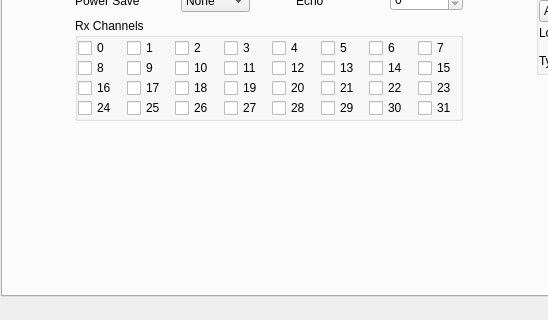
Before: the Qt Designer form fpga/test_fpga/mainwindow.ui in 15903016222/Voice, drawn with Qt 5; both pictures show x 0 to 548 and y 280 to 600 of the 800 by 600 pixel window.
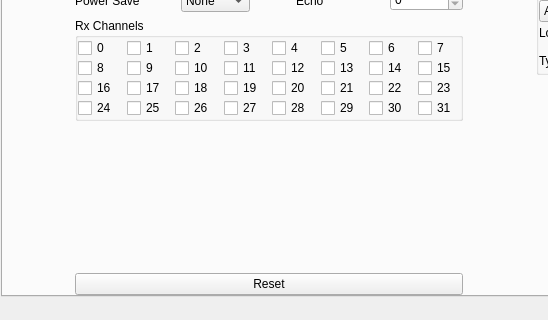
After: the same form once the commit is applied.

```diff
--- a/fpga/test_fpga/mainwindow.ui
+++ b/fpga/test_fpga/mainwindow.ui
@@ -913,6 +913,13 @@
             </property>
            </spacer>
           </item>
+          <item>
+           <widget class="QPushButton" name="pushButtonReset">
+            <property name="text">
+             <string>Reset</string>
+            </property>
+           </widget>
+          </item>
          </layout>
         </item>
         <item>
```
Left out of the diff: 2 changed lines with no effect on the pictures.
